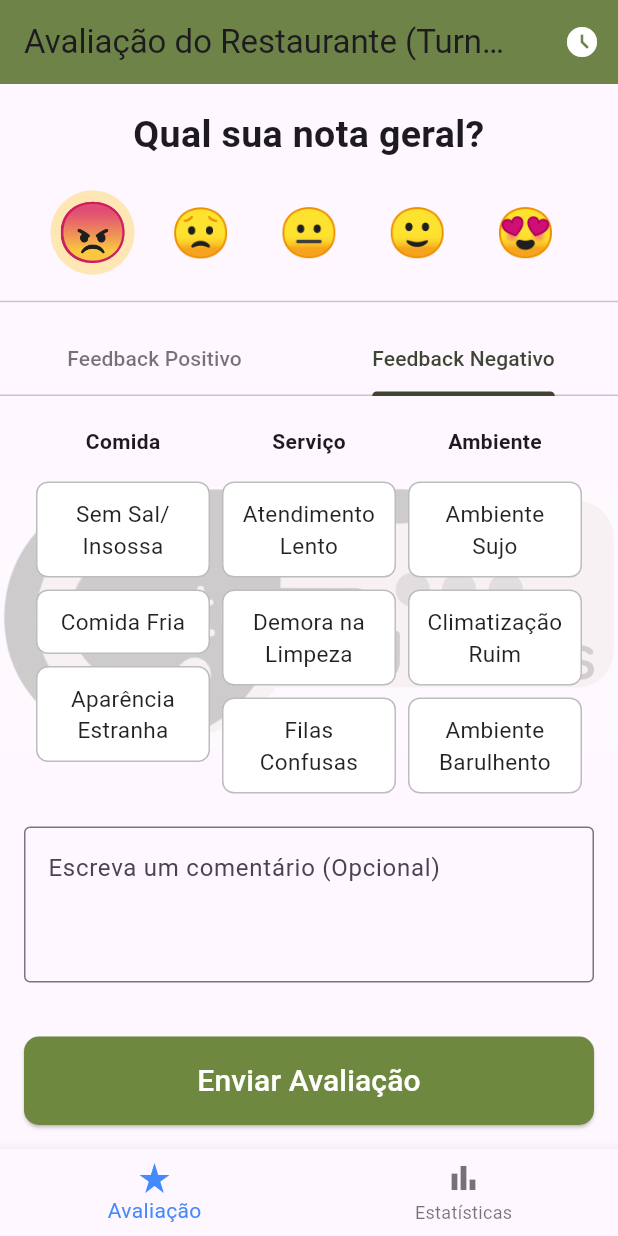
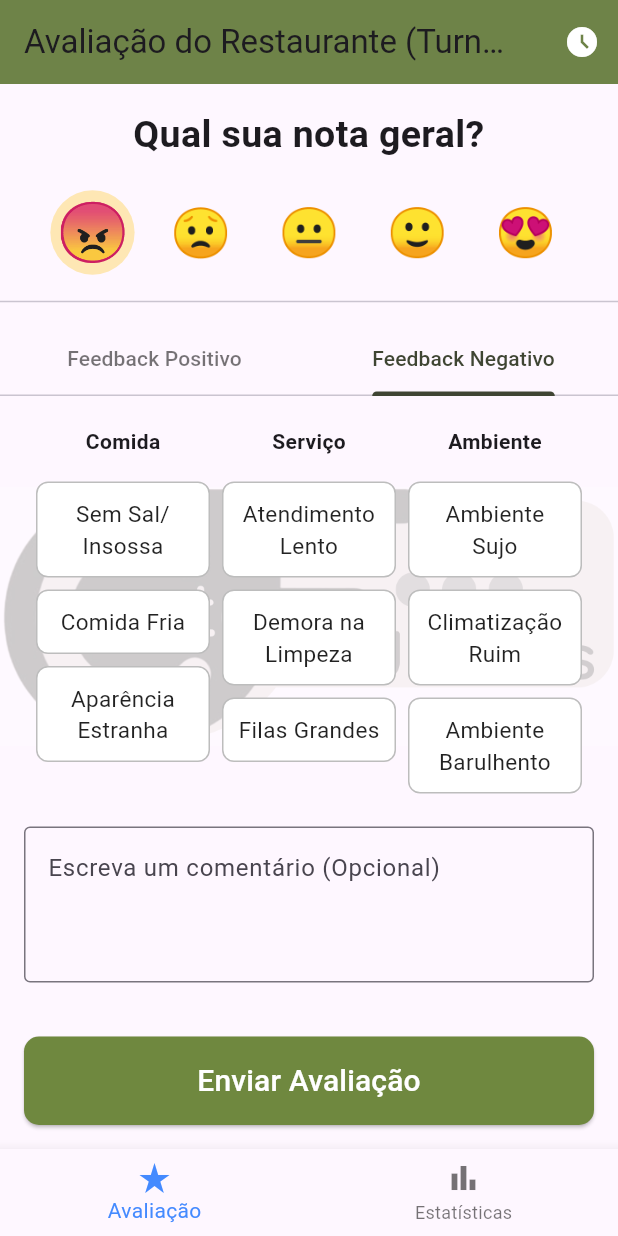
Before and after one commit to FredericoCabral13/Aplicativo-Avaliacao-Restaurante-CostaFoods, a Flutter app: the screen it shows after launch, after a tap on an icon or button, on a phone screen of 412 x 824 dp. Run offline on Flutter 3.47's test engine with Material 3 defaults, Android fonts, the light colour scheme and no system bars; our stand-ins replace csv, fl_chart.

Commit message:
Alteração de "Filas Confusas" para "Filas Grandes"

```diff
--- a/lib/main.dart
+++ b/lib/main.dart
@@ -45,7 +45,7 @@ class AppData extends ChangeNotifier {
     'Organização Eficiente': true,
     'Atendimento Lento': false,
     'Demora na Limpeza': false,
-    'Filas Confusas': false,
+    'Filas Grandes': false,
     'Ambiente Limpo': true,
     'Climatização Boa': true,
     'Ambiente Silencioso': true,
@@ -725,7 +725,7 @@ class DetailedFeedbackTab extends StatelessWidget {
     'Serviço Negativa': [
       'Atendimento Lento',
       'Demora na Limpeza',
-      'Filas Confusas',
+      'Filas Grandes',
     ],
     'Ambiente Positiva': [
       'Ambiente Limpo',
@@ -934,7 +934,7 @@ class StatisticsScreen extends StatelessWidget {
       'Organização Eficiente': true,
       'Atendimento Lento': false,
       'Demora na Limpeza': false,
-      'Filas Confusas': false,
+      'Filas Grandes': false,
       'Ambiente Limpo': true,
       'Climatização Boa': true,
       'Ambiente Silencioso': true,
```
